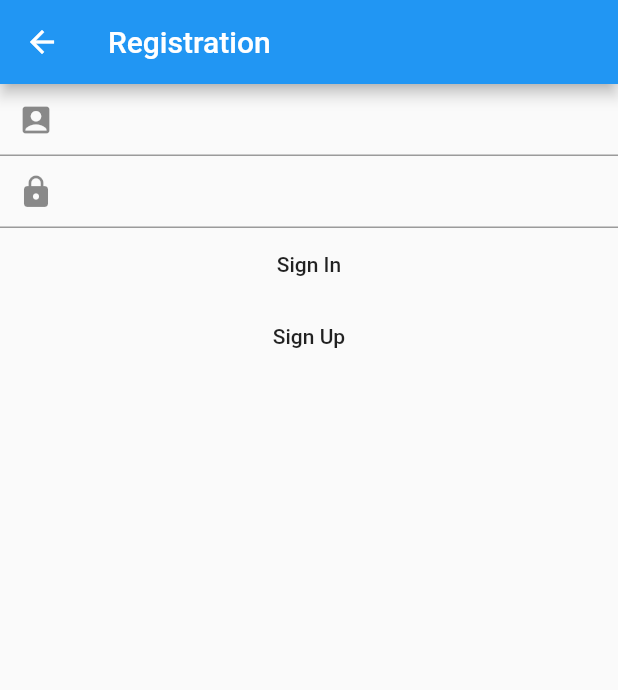
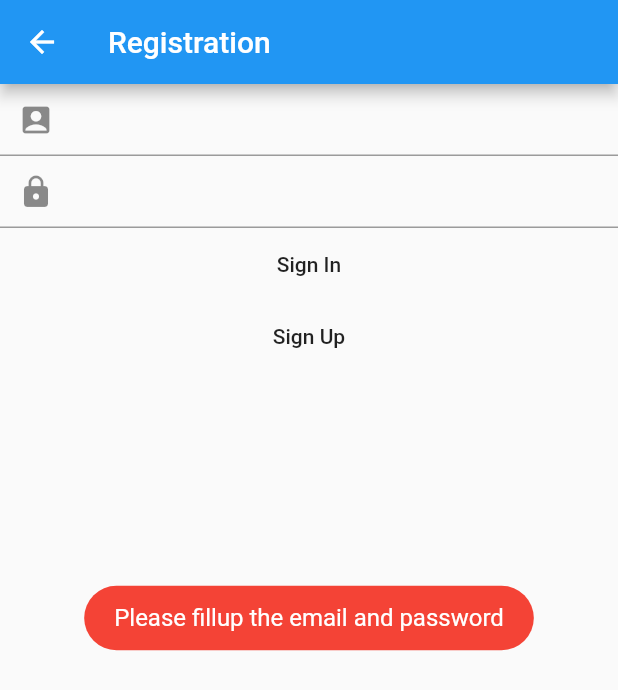
Before and after one commit to GolamMorshed/Flutter-ecommerce, a Flutter app: the SignUp screen opened directly, after a tap on "Sign In", on a phone screen of 412 x 824 dp. Shown: the top 690 px of the screen. Run offline on Flutter 3.47's test engine with Material 2 defaults, Android fonts, the phone set to English and light mode, and no system bars; our stand-ins replace dio, fluttertoast; missing offline and left inert: flutter_session; network calls fail.

Commit message:
Update main_drawer.dart

```diff
--- a/lib/main_drawer.dart
+++ b/lib/main_drawer.dart
@@ -319,7 +319,8 @@ class _SignUpState extends State<SignUp> {
       appBar: AppBar(
         title: Text("Registration"),
       ),
-      body: Container(
+      body: Center(
+        child: Container(
           child: Column(
             children: [
               Column(
@@ -346,10 +347,23 @@ class _SignUpState extends State<SignUp> {
             ],
           ),
         ),
+      ),
     );
   }
 
   void UserRegistration() async{
+
+        if(registration_email.text == '' || registration_password.text == ''){
+          Fluttertoast.showToast(
+              msg: "Please fillup the email and password",
+              toastLength: Toast.LENGTH_SHORT,
+              gravity: ToastGravity.CENTER,
+              timeInSecForIosWeb: 5,
+              backgroundColor: Colors.red,
+              textColor: Colors.white,
+              fontSize: 16.0
+          );
+        }else{
           var url = "https://thegreen.studio/ecommerce/E-CommerceAPI/E-CommerceAPI/AI_API_SERVER/Api/Login_Registration/registration.php";
           var response = await http.post(url,body:{
             "email":registration_email.text,
@@ -358,7 +372,7 @@ class _SignUpState extends State<SignUp> {
 
           var data = json.decode(response.body);
           if(data == "Success"){
-          await FlutterSession().set('GUID',registration_email.text);
+           // await FlutterSession().set('GUID',registration_email.text);
             Fluttertoast.showToast(
                 msg: "You successfully register",
                 toastLength: Toast.LENGTH_SHORT,
@@ -379,6 +393,8 @@ class _SignUpState extends State<SignUp> {
                 fontSize: 16.0
             );
           }
+        }
+
   }
 }
 
```
Lines whose indentation alone changed are shown as unchanged.
